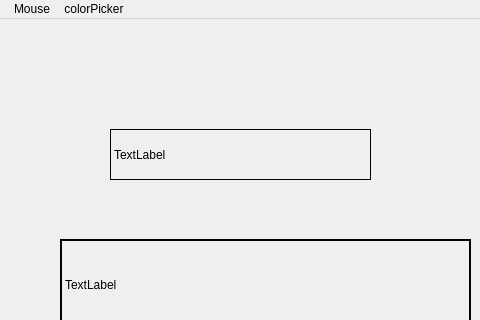
Before: the Qt Designer form mainwindow.ui in madamskip1/MiniPhotoshop, drawn with Qt 5; both pictures show x 150 to 630 and y 0 to 320 of the 862 by 572 pixel window.
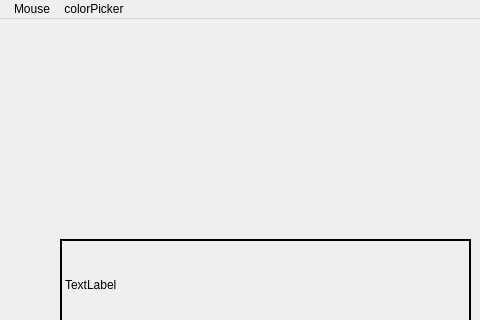
After: the same form once the commit is applied. Custom widgets are drawn as their Qt base class.

Patch:
```diff
--- a/mainwindow.ui
+++ b/mainwindow.ui
@@ -39,22 +39,6 @@
      <string>TextLabel</string>
     </property>
    </widget>
-   <widget class="QLabel" name="mousePos">
-    <property name="geometry">
-     <rect>
-      <x>260</x>
-      <y>110</y>
-      <width>261</width>
-      <height>51</height>
-     </rect>
-    </property>
-    <property name="frameShape">
-     <enum>QFrame::Panel</enum>
-    </property>
-    <property name="text">
-     <string>TextLabel</string>
-    </property>
-   </widget>
   </widget>
   <widget class="QMenuBar" name="menuBar">
    <property name="geometry">
```
Left out of the diff: 24 changed lines with no effect on the pictures.
